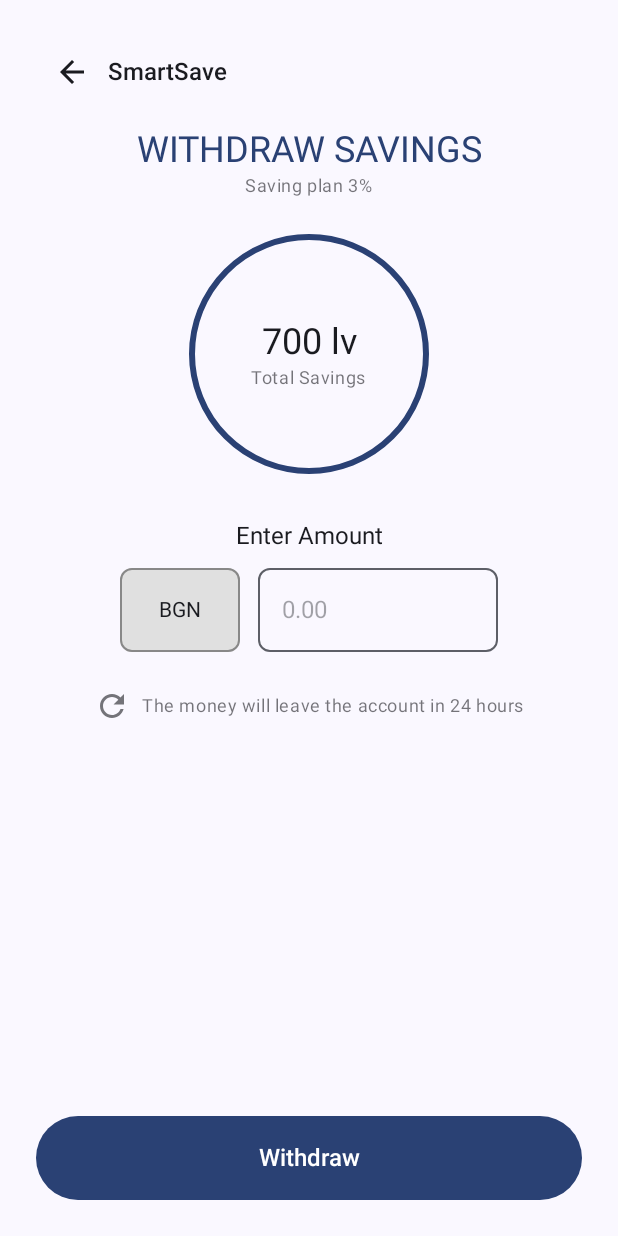
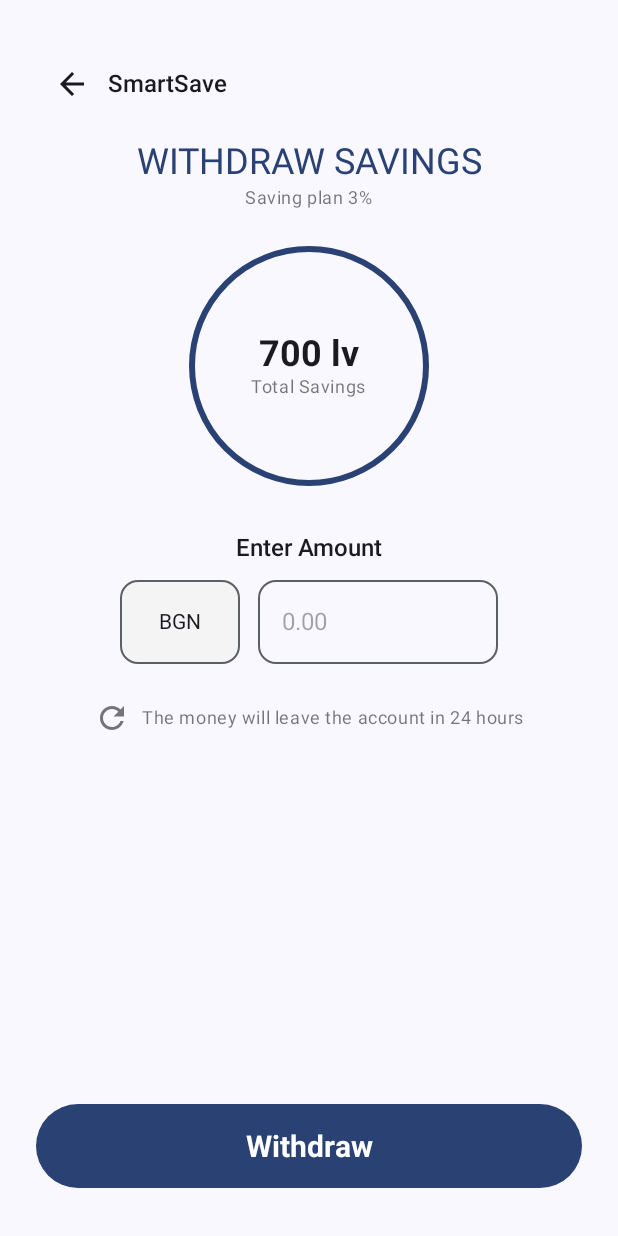
Before and after one commit to vickybedrova/SmartSave, an Android app built with Jetpack Compose: the composable WithdrawScreen shown on its own in the app's theme, on a phone screen of 412 x 824 dp. Run offline under Robolectric (Android 15) with nearby library versions, the phone set to English and light mode, and no system bars.

Commit message:
update navController and theme

```diff
--- a/app/src/main/java/com/example/smartsave/ui/activity/WithdrawScreen.kt
+++ b/app/src/main/java/com/example/smartsave/ui/activity/WithdrawScreen.kt
@@ -12,14 +12,14 @@ import androidx.compose.material3.*
 import androidx.compose.runtime.*
 import androidx.compose.ui.Alignment
 import androidx.compose.ui.Modifier
-import androidx.compose.ui.graphics.Color
 import androidx.compose.ui.text.input.TextFieldValue
 import androidx.compose.ui.unit.dp
 import androidx.compose.ui.unit.sp
-import androidx.compose.ui.tooling.preview.Preview
+import androidx.navigation.NavController
+import com.example.smartsave.ui.theme.greyFieldBackground
 
 @Composable
-fun WithdrawScreen(onBack: () -> Unit) {
+fun WithdrawScreen(navController: NavController) {
     val colors = MaterialTheme.colorScheme
     val typography = MaterialTheme.typography
 
@@ -29,10 +29,10 @@ fun WithdrawScreen(onBack: () -> Unit) {
         modifier = Modifier
             .fillMaxSize()
             .background(colors.background)
-            .padding(24.dp)
+            .padding(horizontal = 24.dp, vertical = 32.dp)
     ) {
         Row(verticalAlignment = Alignment.CenterVertically) {
-            IconButton(onClick = onBack) {
+            IconButton(onClick = { navController.popBackStack() }) {
                 Icon(Icons.Default.ArrowBack, contentDescription = "Back", tint = colors.onBackground)
             }
             Text(
@@ -46,13 +46,15 @@ fun WithdrawScreen(onBack: () -> Unit) {
 
         Text(
             text = "WITHDRAW SAVINGS",
-            style = typography.headlineSmall.copy(color = colors.primary),
+            style = typography.headlineSmall,
+            color = colors.primary,
             modifier = Modifier.align(Alignment.CenterHorizontally)
         )
 
         Text(
             text = "Saving plan 3%",
-            style = typography.bodySmall.copy(color = colors.onBackground.copy(alpha = 0.6f)),
+            style = typography.bodySmall,
+            color = colors.onBackground.copy(alpha = 0.6f),
             modifier = Modifier.align(Alignment.CenterHorizontally)
         )
 
@@ -66,7 +68,7 @@ fun WithdrawScreen(onBack: () -> Unit) {
                 .border(width = 4.dp, color = colors.primary, shape = CircleShape)
         ) {
             Column(horizontalAlignment = Alignment.CenterHorizontally) {
-                Text("700 lv", style = typography.headlineSmall, color = colors.onBackground)
+                Text("700 lv", style = typography.headlineMedium)
                 Text("Total Savings", style = typography.bodySmall, color = colors.onBackground.copy(alpha = 0.6f))
             }
         }
@@ -75,8 +77,7 @@ fun WithdrawScreen(onBack: () -> Unit) {
 
         Text(
             text = "Enter Amount",
-            style = typography.bodyLarge,
-            color = colors.onBackground,
+            style = typography.bodyLarge.copy(fontWeight = androidx.compose.ui.text.font.FontWeight.Medium),
             modifier = Modifier.align(Alignment.CenterHorizontally)
         )
 
@@ -92,8 +93,8 @@ fun WithdrawScreen(onBack: () -> Unit) {
                 modifier = Modifier
                     .width(80.dp)
                     .fillMaxHeight()
-                    .background(Color(0xFFE0E0E0), shape = RoundedCornerShape(8.dp))
-                    .border(1.dp, Color.Gray, shape = RoundedCornerShape(8.dp)),
+                    .background(greyFieldBackground, shape = RoundedCornerShape(12.dp))
+                    .border(1.dp, colors.outline, shape = RoundedCornerShape(12.dp)),
                 contentAlignment = Alignment.Center
             ) {
                 Text("BGN", style = typography.bodyMedium)
@@ -110,7 +111,7 @@ fun WithdrawScreen(onBack: () -> Unit) {
                     .width(160.dp)
                     .height(56.dp),
                 textStyle = typography.bodyLarge,
-                shape = RoundedCornerShape(8.dp)
+                shape = RoundedCornerShape(12.dp)
             )
         }
 
@@ -140,13 +141,14 @@ fun WithdrawScreen(onBack: () -> Unit) {
             shape = RoundedCornerShape(32.dp),
             colors = ButtonDefaults.buttonColors(containerColor = colors.primary)
         ) {
-            Text("Withdraw", style = typography.labelLarge.copy(color = Color.White, fontSize = 16.sp))
+            Text(
+                text = "Withdraw",
+                style = typography.labelLarge.copy(
+                    fontSize = 20.sp,
+                    fontWeight = androidx.compose.ui.text.font.FontWeight.Bold,
+                    color = colors.onPrimary
+                )
+            )
         }
     }
 }
-
-@Preview(showBackground = true)
-@Composable
-fun WithdrawScreenPreview() {
-    WithdrawScreen(onBack = {})
-}
--- a/app/src/main/java/com/example/smartsave/ui/navigation/AppNavHost.kt
+++ b/app/src/main/java/com/example/smartsave/ui/navigation/AppNavHost.kt
@@ -4,6 +4,7 @@ import androidx.compose.runtime.Composable
 import androidx.navigation.compose.NavHost
 import androidx.navigation.compose.composable
 import androidx.navigation.compose.rememberNavController
+import com.example.smartsave.ui.activity.AnalyticsScreen
 import com.example.smartsave.ui.activity.login.LoginScreen
 import com.example.smartsave.ui.activity.smartSaveSetup.SmartSaveSetupScreen
 import com.example.smartsave.ui.activity.welcome.WelcomeScreen
@@ -17,5 +18,7 @@ fun AppNavHost(startDestination: String = Screen.Welcome.route) {
         composable(Screen.Login.route) { LoginScreen(navController) }
     //    composable(Screen.Dashboard.route) { (navController) }
         composable(Screen.Setup.route) { SmartSaveSetupScreen(navController) }
+        composable(Screen.Analytics.route){ AnalyticsScreen(navController) }
+        composable(Screen.Withdraw.route){ AnalyticsScreen(navController) }
     }
 }
```
Also changed, not shown: app/src/main/java/com/example/smartsave/ui/activity/AnalyticsScreen.kt (+8 -14 lines).
